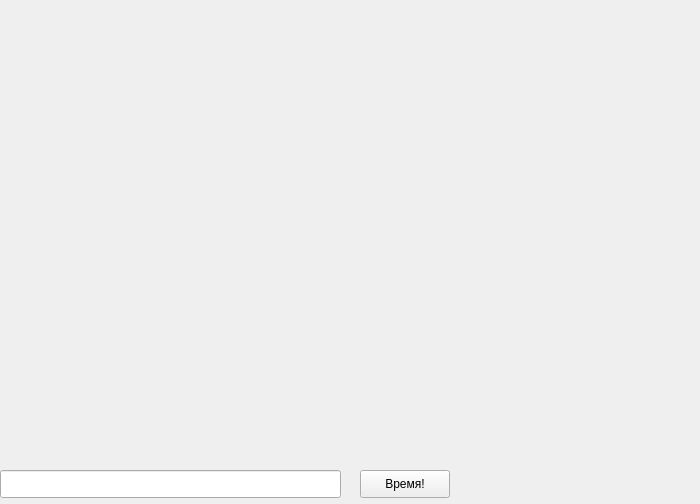
Above: ui/main.ui from AlexPishchikov/secret-from-Fresco before the change. Below: the same form after it.
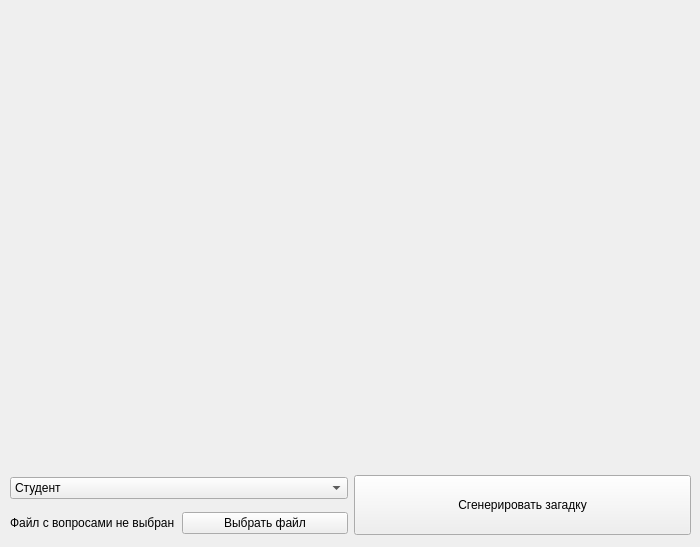
That is the form after the change.

Commit message: парсинг вопросов из .tex файла

```diff
--- a/ui/main.ui
+++ b/ui/main.ui
@@ -7,7 +7,7 @@
     <x>0</x>
     <y>0</y>
     <width>700</width>
-    <height>504</height>
+    <height>547</height>
    </rect>
   </property>
   <property name="windowTitle">
@@ -27,29 +27,6 @@
      <string/>
     </property>
    </widget>
-   <widget class="QLineEdit" name="name">
-    <property name="geometry">
-     <rect>
-      <x>0</x>
-      <y>470</y>
-      <width>341</width>
-      <height>28</height>
-     </rect>
-    </property>
-   </widget>
-   <widget class="QPushButton" name="button">
-    <property name="geometry">
-     <rect>
-      <x>360</x>
-      <y>470</y>
-      <width>90</width>
-      <height>28</height>
-     </rect>
-    </property>
-    <property name="text">
-     <string>Время!</string>
-    </property>
-   </widget>
    <widget class="QLabel" name="time_label">
     <property name="geometry">
      <rect>
@@ -68,6 +45,85 @@
      <string/>
     </property>
    </widget>
+   <widget class="QLabel" name="question_label">
+    <property name="geometry">
+     <rect>
+      <x>30</x>
+      <y>90</y>
+      <width>371</width>
+      <height>261</height>
+     </rect>
+    </property>
+    <property name="font">
+     <font>
+      <pointsize>18</pointsize>
+      <weight>75</weight>
+      <bold>true</bold>
+     </font>
+    </property>
+    <property name="text">
+     <string/>
+    </property>
+    <property name="alignment">
+     <set>Qt::AlignCenter</set>
+    </property>
+   </widget>
+   <widget class="QWidget" name="horizontalLayoutWidget_2">
+    <property name="geometry">
+     <rect>
+      <x>10</x>
+      <y>470</y>
+      <width>681</width>
+      <height>71</height>
+     </rect>
+    </property>
+    <layout class="QHBoxLayout" name="horizontalLayout_2">
+     <item>
+      <layout class="QVBoxLayout" name="verticalLayout">
+       <item>
+        <widget class="QComboBox" name="name_combo_box">
+         <item>
+          <property name="text">
+           <string>Студент</string>
+          </property>
+         </item>
+        </widget>
+       </item>
+       <item>
+        <layout class="QHBoxLayout" name="horizontalLayout">
+         <item>
+          <widget class="QLabel" name="questions_count_label">
+           <property name="text">
+            <string>Файл с вопросами не выбран</string>
+           </property>
+          </widget>
+         </item>
+         <item>
+          <widget class="QPushButton" name="choose_file_button">
+           <property name="text">
+            <string>Выбрать файл</string>
+           </property>
+          </widget>
+         </item>
+        </layout>
+       </item>
+      </layout>
+     </item>
+     <item>
+      <widget class="QPushButton" name="set_question_button">
+       <property name="minimumSize">
+        <size>
+         <width>0</width>
+         <height>60</height>
+        </size>
+       </property>
+       <property name="text">
+        <string>Сгенерировать загадку</string>
+       </property>
+      </widget>
+     </item>
+    </layout>
+   </widget>
   </widget>
  </widget>
  <resources/>
```
Left out of the diff: 6 changed lines with no effect on the pictures. The commit also changes 2 other files.
